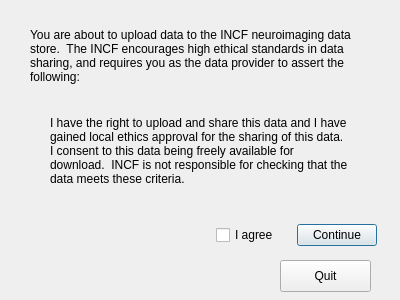
The window that push_gui/ui/agreement_dialog.ui (INCF/one_click) describes before a commit, drawn with Qt 5.
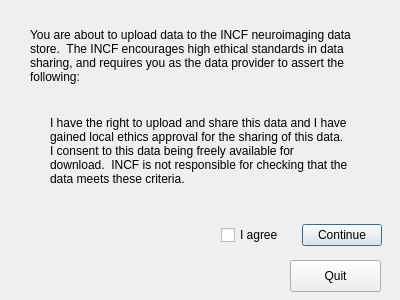
The same window after the commit.

Commit message: restoring button connections

Patch:
```diff
--- a/push_gui/ui/agreement_dialog.ui
+++ b/push_gui/ui/agreement_dialog.ui
@@ -48,7 +48,7 @@
   <widget class="QWidget" name="horizontalLayoutWidget">
    <property name="geometry">
     <rect>
-     <x>216</x>
+     <x>221</x>
      <y>215</y>
      <width>161</width>
      <height>41</height>
@@ -74,7 +74,7 @@
   <widget class="QPushButton" name="quit_button">
    <property name="geometry">
     <rect>
-     <x>280</x>
+     <x>290</x>
      <y>260</y>
      <width>91</width>
      <height>32</height>
```
Left out of the diff: 34 changed lines with no effect on the pictures.
